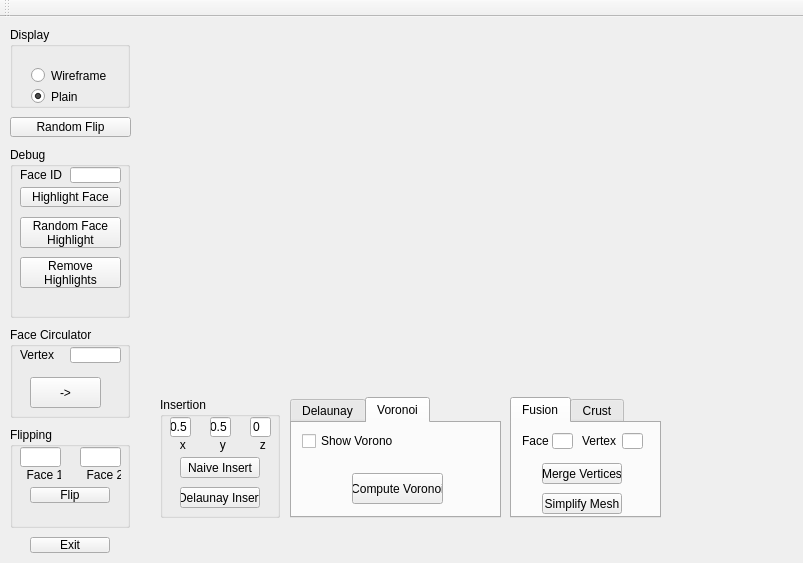
Before: the Qt Designer form mainwindow.ui in Aros69/MeshComputation, drawn with Qt 5.
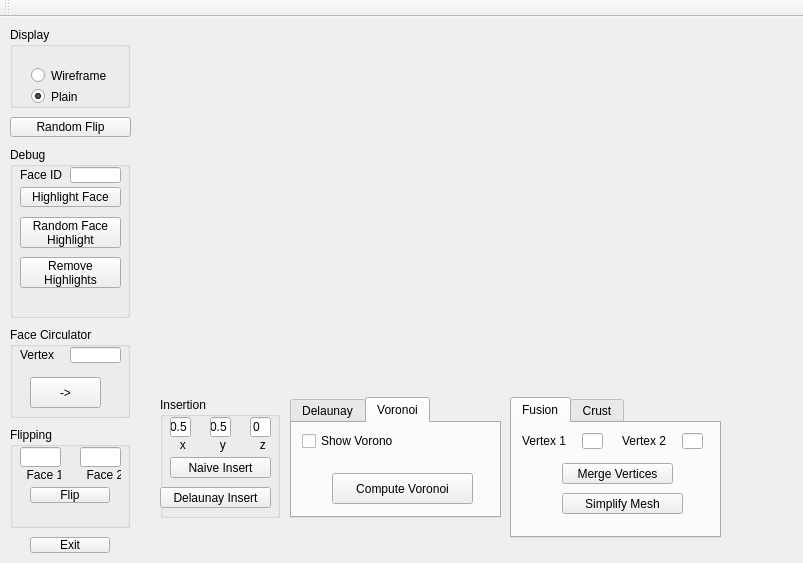
After: the same form once the commit is applied. The open tabs and pages were chosen to show the change. Custom widgets are drawn as their Qt base class.

The edit to the form file:
```diff
--- a/mainwindow.ui
+++ b/mainwindow.ui
@@ -240,9 +240,9 @@
     <widget class="QPushButton" name="naiveInsert">
      <property name="geometry">
       <rect>
-       <x>20</x>
+       <x>10</x>
        <y>60</y>
-       <width>80</width>
+       <width>101</width>
        <height>21</height>
       </rect>
      </property>
@@ -253,9 +253,9 @@
     <widget class="QPushButton" name="delaunayInsert">
      <property name="geometry">
       <rect>
-       <x>20</x>
+       <x>0</x>
        <y>90</y>
-       <width>80</width>
+       <width>111</width>
        <height>21</height>
       </rect>
      </property>
@@ -301,9 +301,9 @@
      <widget class="QPushButton" name="computeVoronoi">
       <property name="geometry">
        <rect>
-        <x>60</x>
+        <x>40</x>
         <y>50</y>
-        <width>91</width>
+        <width>141</width>
         <height>31</height>
        </rect>
       </property>
@@ -483,8 +483,8 @@
      <rect>
       <x>510</x>
       <y>380</y>
-      <width>151</width>
-      <height>121</height>
+      <width>211</width>
+      <height>141</height>
      </rect>
     </property>
     <property name="currentIndex">
@@ -499,18 +499,18 @@
        <rect>
         <x>10</x>
         <y>10</y>
-        <width>45</width>
+        <width>61</width>
         <height>16</height>
        </rect>
       </property>
       <property name="text">
-       <string>Face</string>
+       <string>Vertex 1</string>
       </property>
      </widget>
      <widget class="QLineEdit" name="fusionFaceID">
       <property name="geometry">
        <rect>
-        <x>40</x>
+        <x>70</x>
         <y>10</y>
         <width>21</width>
         <height>16</height>
@@ -520,7 +520,7 @@
      <widget class="QLineEdit" name="fusionVertexID">
       <property name="geometry">
        <rect>
-        <x>110</x>
+        <x>170</x>
         <y>10</y>
         <width>21</width>
         <height>16</height>
@@ -530,9 +530,9 @@
      <widget class="QPushButton" name="mergeVertices">
       <property name="geometry">
        <rect>
-        <x>30</x>
+        <x>50</x>
         <y>40</y>
-        <width>80</width>
+        <width>111</width>
         <height>21</height>
        </rect>
       </property>
@@ -543,22 +543,22 @@
      <widget class="QLabel" name="label_5">
       <property name="geometry">
        <rect>
-        <x>70</x>
+        <x>110</x>
         <y>10</y>
-        <width>45</width>
+        <width>61</width>
         <height>16</height>
        </rect>
       </property>
       <property name="text">
-       <string>Vertex</string>
+       <string>Vertex 2</string>
       </property>
      </widget>
      <widget class="QPushButton" name="simplifyMesh">
       <property name="geometry">
        <rect>
-        <x>30</x>
+        <x>50</x>
         <y>70</y>
-        <width>80</width>
+        <width>121</width>
         <height>21</height>
        </rect>
       </property>
```
Left out of the diff: 2 changed lines with no effect on the pictures.
